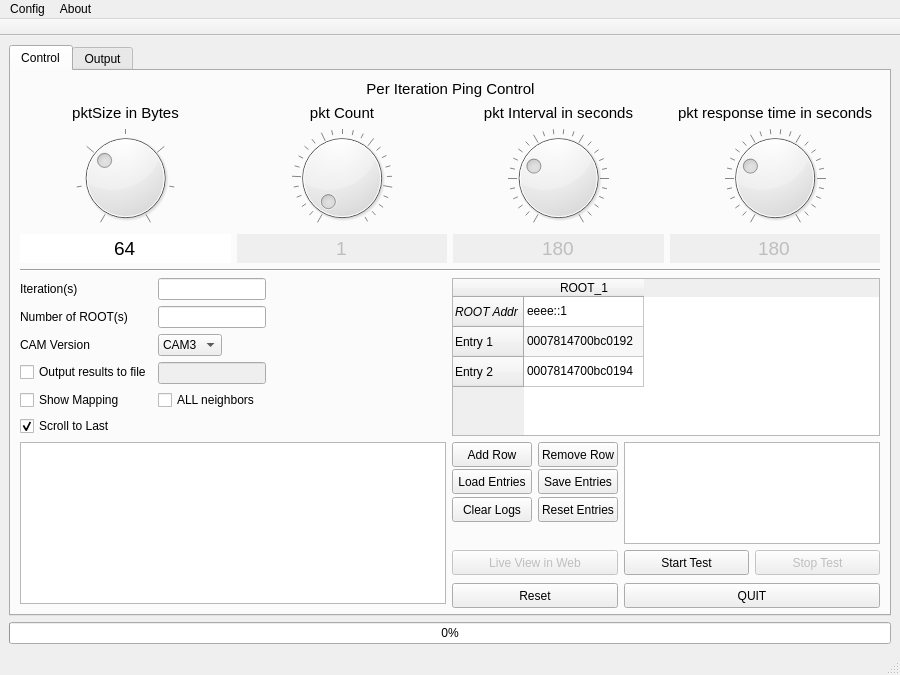
nyxonman/riva_PTA, file main.ui: the form before one commit.
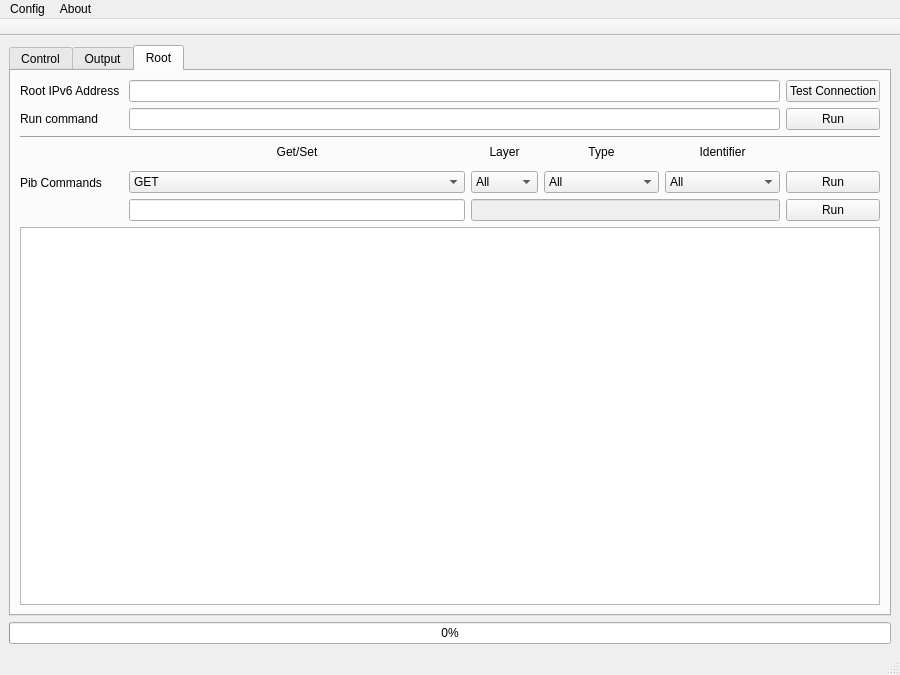
The form after the commit.

Commit message: new tab added for the ROOT config

What changed in the file:
```diff
--- a/main.ui
+++ b/main.ui
@@ -50,8 +50,8 @@
      <height>0</height>
     </size>
    </property>
-   <layout class="QVBoxLayout" name="verticalLayout">
-    <item>
+   <layout class="QFormLayout" name="formLayout_2">
+    <item row="0" column="0" colspan="2">
      <widget class="QTabWidget" name="tabWidget">
       <property name="tabPosition">
        <enum>QTabWidget::North</enum>
@@ -60,7 +60,7 @@
        <enum>QTabWidget::Rounded</enum>
       </property>
       <property name="currentIndex">
-       <number>0</number>
+       <number>2</number>
       </property>
       <widget class="QWidget" name="mainTab">
        <attribute name="title">
@@ -437,7 +437,7 @@
              <bool>false</bool>
             </property>
             <attribute name="horizontalHeaderVisible">
-             <bool>true</bool>
+             <bool>false</bool>
             </attribute>
             <attribute name="horizontalHeaderCascadingSectionResizes">
              <bool>false</bool>
@@ -1040,9 +1040,248 @@
         </item>
        </layout>
       </widget>
+      <widget class="QWidget" name="rootTab">
+       <property name="autoFillBackground">
+        <bool>false</bool>
+       </property>
+       <attribute name="title">
+        <string>Root</string>
+       </attribute>
+       <layout class="QGridLayout" name="gridLayout_6">
+        <item row="0" column="0">
+         <layout class="QGridLayout" name="gridLayout_7">
+          <item row="6" column="2">
+           <widget class="QComboBox" name="pibLayerCombo">
+            <item>
+             <property name="text">
+              <string>All</string>
+             </property>
+            </item>
+            <item>
+             <property name="text">
+              <string>rf_phy</string>
+             </property>
+            </item>
+            <item>
+             <property name="text">
+              <string>rf_mac</string>
+             </property>
+            </item>
+            <item>
+             <property name="text">
+              <string>mas</string>
+             </property>
+            </item>
+           </widget>
+          </item>
+          <item row="6" column="3">
+           <widget class="QComboBox" name="pibTypeCombo">
+            <item>
+             <property name="text">
+              <string>All</string>
+             </property>
+            </item>
+            <item>
+             <property name="text">
+              <string>dynamic_config</string>
+             </property>
+            </item>
+            <item>
+             <property name="text">
+              <string>hardcoded</string>
+             </property>
+            </item>
+            <item>
+             <property name="text">
+              <string>static_config</string>
+             </property>
+            </item>
+            <item>
+             <property name="text">
+              <string>statistics</string>
+             </property>
+            </item>
+            <item>
+             <property name="text">
+              <string>status</string>
+             </property>
+            </item>
+           </widget>
+          </item>
+          <item row="4" column="2">
+           <widget class="QLabel" name="label_8">
+            <property name="text">
+             <string>Layer</string>
+            </property>
+            <property name="alignment">
+             <set>Qt::AlignCenter</set>
+            </property>
+           </widget>
+          </item>
+          <item row="4" column="3">
+           <widget class="QLabel" name="label_9">
+            <property name="text">
+             <string>Type</string>
+            </property>
+            <property name="alignment">
+             <set>Qt::AlignCenter</set>
+            </property>
+           </widget>
+          </item>
+          <item row="4" column="4">
+           <widget class="QLabel" name="label_10">
+            <property name="text">
+             <string>Identifier</string>
+            </property>
+            <property name="alignment">
+             <set>Qt::AlignCenter</set>
+            </property>
+           </widget>
+          </item>
+          <item row="4" column="1">
+           <widget class="QLabel" name="label_7">
+            <property name="text">
+             <string>Get/Set</string>
+            </property>
+            <property name="alignment">
+             <set>Qt::AlignCenter</set>
+            </property>
+           </widget>
+          </item>
+          <item row="6" column="4">
+           <widget class="QComboBox" name="pibIdentifierCombo">
+            <item>
+             <property name="text">
+              <string>All</string>
+             </property>
+            </item>
+            <item>
+             <property name="text">
+              <string>dynamic_config</string>
+             </property>
+            </item>
+            <item>
+             <property name="text">
+              <string>hardcoded</string>
+             </property>
+            </item>
+            <item>
+             <property name="text">
+              <string>static_config</string>
+             </property>
+            </item>
+            <item>
+             <property name="text">
+              <string>statistics</string>
+             </property>
+            </item>
+            <item>
+             <property name="text">
+              <string>status</string>
+             </property>
+            </item>
+           </widget>
+          </item>
+          <item row="0" column="5">
+           <widget class="QPushButton" name="testConnectionBtn">
+            <property name="text">
+             <string>Test Connection</string>
+            </property>
+           </widget>
+          </item>
+          <item row="6" column="1">
+           <widget class="QComboBox" name="getSetCombo">
+            <item>
+             <property name="text">
+              <string>GET</string>
+             </property>
+            </item>
+            <item>
+             <property name="text">
+              <string>SET</string>
+             </property>
+            </item>
+           </widget>
+          </item>
+          <item row="1" column="5">
+           <widget class="QPushButton" name="runCmdBtn">
+            <property name="text">
+             <string>Run</string>
+            </property>
+           </widget>
+          </item>
+          <item row="6" column="5">
+           <widget class="QPushButton" name="runPibCmdBtn">
+            <property name="text">
+             <string>Run</string>
+            </property>
+           </widget>
+          </item>
+          <item row="7" column="5">
+           <widget class="QPushButton" name="pushButton_4">
+            <property name="text">
+             <string>Run</string>
+            </property>
+           </widget>
+          </item>
+          <item row="0" column="0">
+           <widget class="QLabel" name="rootAddrLab">
+            <property name="text">
+             <string>Root IPv6 Address </string>
+            </property>
+           </widget>
+          </item>
+          <item row="3" column="0" colspan="6">
+           <widget class="Line" name="line_3">
+            <property name="orientation">
+             <enum>Qt::Horizontal</enum>
+            </property>
+           </widget>
+          </item>
+          <item row="7" column="2" colspan="3">
+           <widget class="QLineEdit" name="lineEdit_3">
+            <property name="enabled">
+             <bool>false</bool>
+            </property>
+           </widget>
+          </item>
+          <item row="1" column="1" colspan="4">
+           <widget class="QLineEdit" name="runCmdVal"/>
+          </item>
+          <item row="0" column="1" colspan="4">
+           <widget class="QLineEdit" name="rootAddrVal"/>
+          </item>
+          <item row="7" column="1">
+           <widget class="QLineEdit" name="lineEdit_4"/>
+          </item>
+          <item row="1" column="0">
+           <widget class="QLabel" name="runCmdLab">
+            <property name="text">
+             <string>Run command</string>
+            </property>
+           </widget>
+          </item>
+          <item row="4" column="0" rowspan="4">
+           <widget class="QLabel" name="pibCmdLab">
+            <property name="text">
+             <string>Pib Commands</string>
+            </property>
+           </widget>
+          </item>
+         </layout>
+        </item>
+        <item row="1" column="0">
+         <layout class="QVBoxLayout" name="verticalLayout">
+          <item>
+           <widget class="QTextBrowser" name="rootOutputText"/>
+          </item>
+         </layout>
+        </item>
+       </layout>
+      </widget>
      </widget>
     </item>
-    <item>
+    <item row="1" column="0" colspan="2">
      <widget class="QProgressBar" name="progressBar">
       <property name="toolTip">
        <string>Progress Bar</string>
```
The commit also changes 2 other files.
